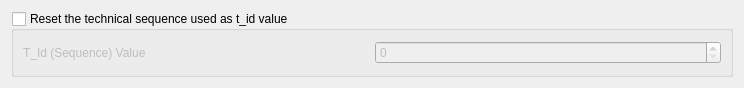
Above: QgisModelBaker/ui/set_sequence_panel.ui from opengisch/QgisModelBaker before the change. Below: the same form after it.
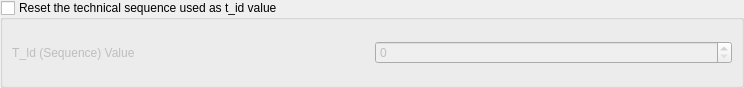
That is the form after the change.

Commit message: Descriptive text. Layout finetuning and tooltips.

```diff
--- a/QgisModelBaker/ui/set_sequence_panel.ui
+++ b/QgisModelBaker/ui/set_sequence_panel.ui
@@ -14,6 +14,18 @@
    <string>Select Files</string>
   </property>
   <layout class="QGridLayout" name="gridLayout">
+   <property name="leftMargin">
+    <number>0</number>
+   </property>
+   <property name="topMargin">
+    <number>0</number>
+   </property>
+   <property name="rightMargin">
+    <number>0</number>
+   </property>
+   <property name="bottomMargin">
+    <number>0</number>
+   </property>
    <item row="0" column="0" colspan="2">
     <widget class="QGroupBox" name="sequence_group">
      <property name="toolTip">
```
The commit also changes 5 other files.
